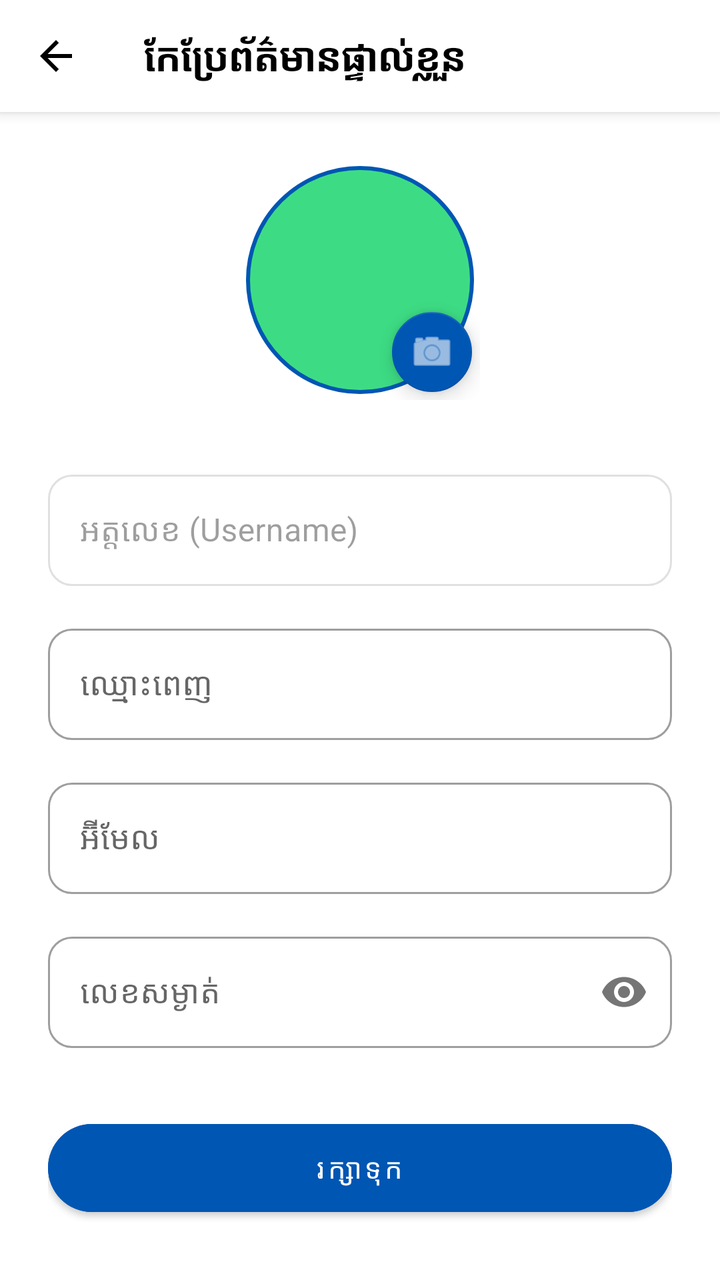
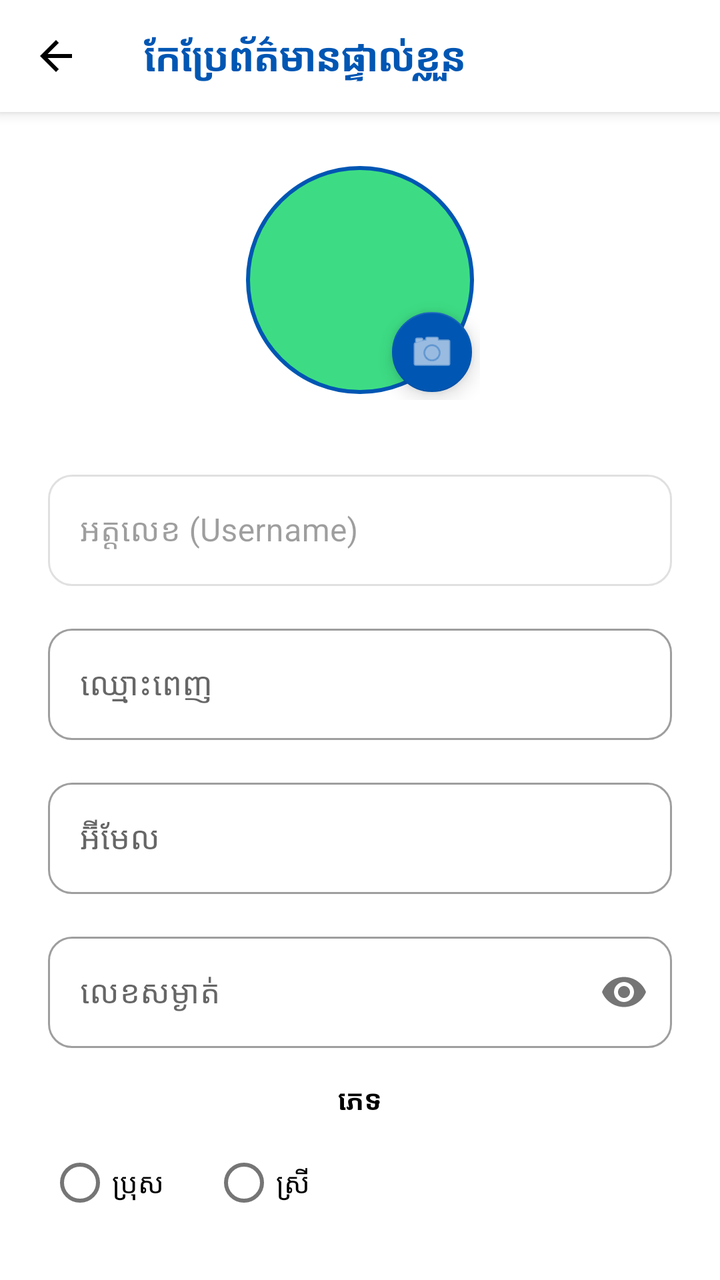

Two renders of the same Android screen: before a commit and after it. Below are the layout's source before the change and the commit's diff.
<!-- AndroidManifest.xml: application theme Theme.AcademicPulse -->
<!-- res/layout/activity_edit_profile.xml -->
<?xml version="1.0" encoding="utf-8"?>
<androidx.coordinatorlayout.widget.CoordinatorLayout xmlns:android="http://schemas.android.com/apk/res/android"
    xmlns:app="http://schemas.android.com/apk/res-auto"
    android:layout_width="match_parent"
    android:layout_height="match_parent"
    android:background="@color/white">

    <com.google.android.material.appbar.AppBarLayout
        android:layout_width="match_parent"
        android:layout_height="wrap_content"
        android:background="@color/white">
        <androidx.appcompat.widget.Toolbar
            android:id="@+id/toolbar"
            android:layout_width="match_parent"
            android:layout_height="?attr/actionBarSize"
            app:navigationIcon="@drawable/ic_back_straight">
            <TextView
                android:layout_width="wrap_content"
                android:layout_height="wrap_content"
                android:text="@string/edit_profile"
                android:textColor="@color/black"
                android:textSize="20sp"
                android:textStyle="bold" />
        </androidx.appcompat.widget.Toolbar>
    </com.google.android.material.appbar.AppBarLayout>

    <androidx.core.widget.NestedScrollView
        android:layout_width="match_parent"
        android:layout_height="match_parent"
        app:layout_behavior="@string/appbar_scrolling_view_behavior">

        <LinearLayout
            android:layout_width="match_parent"
            android:layout_height="wrap_content"
            android:gravity="center_horizontal"
            android:orientation="vertical"
            android:padding="24dp">

            <FrameLayout
                android:id="@+id/profile_image_edit_container"
                android:layout_width="wrap_content"
                android:layout_height="wrap_content"
                android:layout_marginBottom="32dp">

                <com.google.android.material.imageview.ShapeableImageView
                    android:id="@+id/iv_edit_profile"
                    android:layout_width="120dp"
                    android:layout_height="120dp"
                    android:padding="4dp"
                    android:scaleType="centerCrop"
                    android:src="@drawable/ic_launcher_background"
                    android:contentDescription="@null"
                    app:shapeAppearanceOverlay="@style/CircleImage"
                    app:strokeColor="@color/primary_blue"
                    app:strokeWidth="2dp" />

                <com.google.android.material.floatingactionbutton.FloatingActionButton
                    android:layout_width="wrap_content"
                    android:layout_height="wrap_content"
                    android:layout_gravity="bottom|end"
                    android:src="@android:drawable/ic_menu_camera"
                    android:contentDescription="@string/edit_profile"
                    app:fabSize="mini"
                    app:tint="@color/white"
                    app:backgroundTint="@color/primary_blue" />
            </FrameLayout>

            <com.google.android.material.textfield.TextInputLayout
                style="@style/Widget.MaterialComponents.TextInputLayout.OutlinedBox"
                android:layout_width="match_parent"
                android:layout_height="wrap_content"
                android:hint="អត្តលេខ (Username)"
                android:enabled="false"
                app:boxCornerRadiusBottomEnd="12dp"
                app:boxCornerRadiusBottomStart="12dp"
                app:boxCornerRadiusTopEnd="12dp"
                app:boxCornerRadiusTopStart="12dp">
                <com.google.android.material.textfield.TextInputEditText
                    android:id="@+id/et_username"
                    android:layout_width="match_parent"
                    android:layout_height="wrap_content"
                    android:textColor="@color/text_grey" />
            </com.google.android.material.textfield.TextInputLayout>

            <com.google.android.material.textfield.TextInputLayout
                style="@style/Widget.MaterialComponents.TextInputLayout.OutlinedBox"
                android:layout_width="match_parent"
                android:layout_height="wrap_content"
                android:layout_marginTop="16dp"
                android:hint="ឈ្មោះពេញ"
                app:boxCornerRadiusBottomEnd="12dp"
                app:boxCornerRadiusBottomStart="12dp"
                app:boxCornerRadiusTopEnd="12dp"
                app:boxCornerRadiusTopStart="12dp">
                <com.google.android.material.textfield.TextInputEditText
                    android:id="@+id/et_name"
                    android:layout_width="match_parent"
                    android:layout_height="wrap_content" />
            </com.google.android.material.textfield.TextInputLayout>

            <com.google.android.material.textfield.TextInputLayout
                style="@style/Widget.MaterialComponents.TextInputLayout.OutlinedBox"
                android:layout_width="match_parent"
                android:layout_height="wrap_content"
                android:layout_marginTop="16dp"
                android:hint="អ៊ីមែល"
                app:boxCornerRadiusBottomEnd="12dp"
                app:boxCornerRadiusBottomStart="12dp"
                app:boxCornerRadiusTopEnd="12dp"
                app:boxCornerRadiusTopStart="12dp">
                <com.google.android.material.textfield.TextInputEditText
                    android:id="@+id/et_email"
                    android:layout_width="match_parent"
                    android:layout_height="wrap_content" />
            </com.google.android.material.textfield.TextInputLayout>

            <com.google.android.material.textfield.TextInputLayout
                style="@style/Widget.MaterialComponents.TextInputLayout.OutlinedBox"
                android:layout_width="match_parent"
                android:layout_height="wrap_content"
                android:layout_marginTop="16dp"
                android:hint="លេខសម្ងាត់"
                app:passwordToggleEnabled="true"
                app:boxCornerRadiusBottomEnd="12dp"
                app:boxCornerRadiusBottomStart="12dp"
                app:boxCornerRadiusTopEnd="12dp"
                app:boxCornerRadiusTopStart="12dp">
                <com.google.android.material.textfield.TextInputEditText
                    android:id="@+id/et_password"
                    android:layout_width="match_parent"
                    android:layout_height="wrap_content"
                    android:inputType="textPassword" />
            </com.google.android.material.textfield.TextInputLayout>

            <Button
                android:id="@+id/btn_update"
                android:layout_width="match_parent"
                android:layout_height="56dp"
                android:layout_marginTop="32dp"
                android:backgroundTint="@color/primary_blue"
                android:text="@string/save"
                android:textAllCaps="false"
                app:cornerRadius="28dp" />

        </LinearLayout>
    </androidx.core.widget.NestedScrollView>
</androidx.coordinatorlayout.widget.CoordinatorLayout>
<!-- resources referenced by this layout -->
<resources>
  <color name="black">#000000</color>
  <color name="primary_blue">#0056B3</color>
  <color name="text_grey">#6C757D</color>
  <color name="white">#FFFFFF</color>
  <!-- drawable ic_back_straight (drawable) -->
  <?xml version="1.0" encoding="utf-8"?>
  <vector xmlns:android="http://schemas.android.com/apk/res/android"
      android:width="24dp"
      android:height="24dp"
      android:viewportWidth="24"
      android:viewportHeight="24"
      android:autoMirrored="true">
      <path
          android:fillColor="@color/black"
          android:pathData="M20,11H7.83l5.59-5.59L12,4l-8,8l8,8l1.41-1.41L7.83,13H20V11z" />
  </vector>
  <!-- drawable ic_launcher_background (drawable) -->
  <?xml version="1.0" encoding="utf-8"?>
  <vector xmlns:android="http://schemas.android.com/apk/res/android"
      android:width="108dp"
      android:height="108dp"
      android:viewportWidth="108"
      android:viewportHeight="108">
      <path
          android:fillColor="#3DDC84"
          android:pathData="M0,0h108v108h-108z" />
  </vector>
  <string name="edit_profile">កែប្រែព័ត៌មានផ្ទាល់ខ្លួន</string>
  <string name="save">រក្សាទុក</string>
  <style name="CircleImage">
          <item name="cornerSize">50%</item>
      </style>
  <style name="Theme.AcademicPulse" parent="Theme.MaterialComponents.Light.NoActionBar">
          
          <item name="colorPrimary">@color/primary_blue</item>
          <item name="colorPrimaryVariant">@color/primary_blue</item>
          <item name="colorOnPrimary">@color/white</item>
          
          <item name="colorSecondary">@color/accent_yellow</item>
          <item name="colorSecondaryVariant">@color/accent_yellow</item>
          <item name="colorOnSecondary">@color/black</item>
          
          <item name="android:statusBarColor">@color/primary_blue</item>
          <item name="android:windowLightStatusBar" tools:targetApi="m">false</item>
      </style>
  <color name="accent_yellow">#FFC107</color>
</resources>

<!-- the commit's change to res/layout/activity_edit_profile.xml (unified diff, before → after) -->
@@ -13,12 +13,13 @@
             android:id="@+id/toolbar"
             android:layout_width="match_parent"
             android:layout_height="?attr/actionBarSize"
-            app:navigationIcon="@drawable/ic_back_straight">
+            app:navigationIcon="@drawable/ic_back_straight"
+            app:navigationIconTint="@color/primary_blue">
             <TextView
                 android:layout_width="wrap_content"
                 android:layout_height="wrap_content"
                 android:text="@string/edit_profile"
-                android:textColor="@color/black"
+                android:textColor="@color/primary_blue"
                 android:textSize="20sp"
                 android:textStyle="bold" />
         </androidx.appcompat.widget.Toolbar>
@@ -132,6 +133,35 @@
                     android:inputType="textPassword" />
             </com.google.android.material.textfield.TextInputLayout>
 
+            <TextView
+                android:layout_width="wrap_content"
+                android:layout_height="wrap_content"
+                android:layout_marginTop="16dp"
+                android:text="ភេទ"
+                android:textColor="@color/black"
+                android:textStyle="bold" />
+
+            <RadioGroup
+                android:id="@+id/rg_edit_gender"
+                android:layout_width="match_parent"
+                android:layout_height="wrap_content"
+                android:layout_marginTop="8dp"
+                android:orientation="horizontal">
+
+                <RadioButton
+                    android:id="@+id/rb_edit_male"
+                    android:layout_width="wrap_content"
+                    android:layout_height="wrap_content"
+                    android:text="ប្រុស" />
+
+                <RadioButton
+                    android:id="@+id/rb_edit_female"
+                    android:layout_width="wrap_content"
+                    android:layout_height="wrap_content"
+                    android:layout_marginStart="24dp"
+                    android:text="ស្រី" />
+            </RadioGroup>
+
             <Button
                 android:id="@+id/btn_update"
                 android:layout_width="match_parent"
